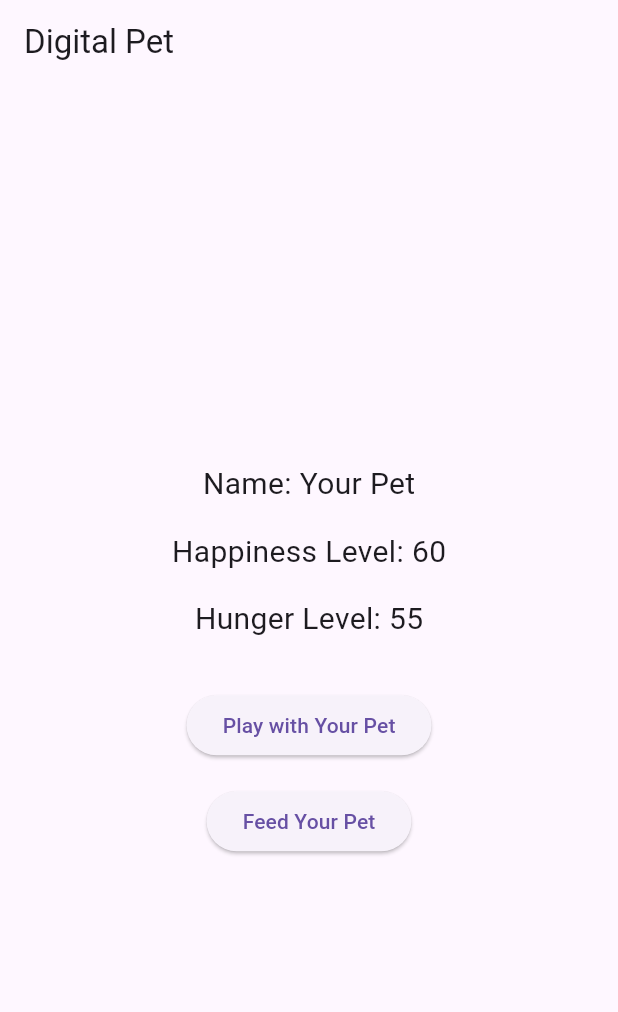
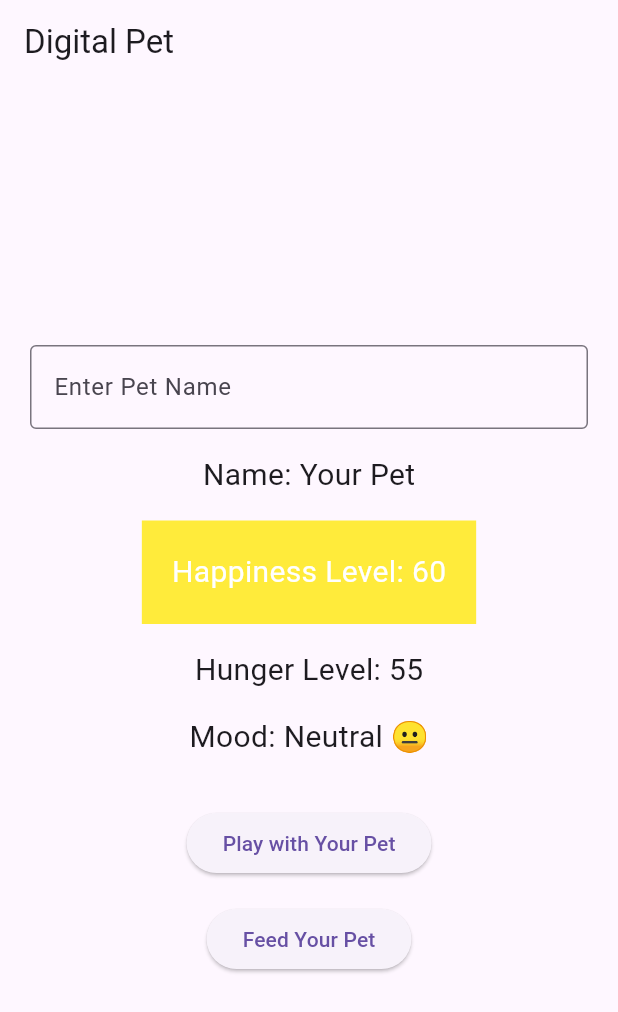
Before and after one commit to eli2k16/coding_challenge, a Flutter app: the screen it shows after launch, after a tap on "Play with Your Pet", on a phone screen of 412 x 824 dp. Shown: the top 1012 px of the screen. Run offline on Flutter 3.47's test engine with Material 3 defaults, Android fonts, the phone set to English and light mode, and no system bars.

Commit message:
New code

```diff
--- a/lib/main.dart
+++ b/lib/main.dart
@@ -1,4 +1,5 @@
 import 'package:flutter/material.dart';
+import 'dart:async';
 
 void main() {
   runApp(MaterialApp(
@@ -15,21 +16,59 @@
   String petName = "Your Pet";
   int happinessLevel = 50;
   int hungerLevel = 50;
+  Timer? _hungerTimer;
+  String _petMood = "Neutral";
+  Color _petColor = Colors.yellow;
+  bool isGameOver = false;
+
+  @override
+  void initState() {
+    super.initState();
+    _startHungerTimer();
+    _updatePetMood(); // Update mood at the start
+  }
+
+  @override
+  void dispose() {
+    _hungerTimer?.cancel(); // Cancel timer when the app is closed
+    super.dispose();
+  }
+
+  // Start a timer that increases hunger every 30 seconds
+  void _startHungerTimer() {
+    _hungerTimer = Timer.periodic(Duration(seconds: 30), (timer) {
+      if (!isGameOver) {
+        setState(() {
+          hungerLevel = (hungerLevel + 5).clamp(0, 100);
+          _updatePetMood();
+          _checkGameOver();
+        });
+      }
+    });
+  }
 
   // Function to increase happiness and update hunger when playing with the pet
   void _playWithPet() {
+    if (!isGameOver) {
       setState(() {
         happinessLevel = (happinessLevel + 10).clamp(0, 100);
         _updateHunger();
+        _updatePetMood();
+        _checkGameOver();
       });
+    }
   }
 
   // Function to decrease hunger and update happiness when feeding the pet
   void _feedPet() {
+    if (!isGameOver) {
       setState(() {
         hungerLevel = (hungerLevel - 10).clamp(0, 100);
         _updateHappiness();
+        _updatePetMood();
+        _checkGameOver();
       });
+    }
   }
 
   // Update happiness based on hunger level
@@ -45,9 +84,66 @@
   void _updateHunger() {
     hungerLevel = (hungerLevel + 5).clamp(0, 100);
     if (hungerLevel >= 100) {
-      hungerLevel = 100;
       happinessLevel = (happinessLevel - 20).clamp(0, 100);
     }
+  }
+
+  // Update pet's mood and color based on happiness level
+  void _updatePetMood() {
+    if (happinessLevel > 70) {
+      _petMood = "Happy 😊";
+      _petColor = Colors.green;
+    } else if (happinessLevel >= 30 && happinessLevel <= 70) {
+      _petMood = "Neutral 😐";
+      _petColor = Colors.yellow;
+    } else {
+      _petMood = "Unhappy 😢";
+      _petColor = Colors.red;
+    }
+  }
+
+  // Check for game over conditions
+  void _checkGameOver() {
+    if (hungerLevel == 100 && happinessLevel <= 10) {
+      setState(() {
+        isGameOver = true;
+        _hungerTimer?.cancel();
+      });
+      _showGameOverDialog();
+    }
+  }
+
+  // Display a game-over dialog
+  void _showGameOverDialog() {
+    showDialog(
+      context: context,
+      builder: (context) => AlertDialog(
+        title: const Text('Game Over'),
+        content: const Text(
+            'Your pet has reached a hunger level of 100 and is very unhappy.'),
+        actions: [
+          TextButton(
+            onPressed: () {
+              Navigator.of(context).pop();
+              setState(() {
+                isGameOver = false;
+                happinessLevel = 50;
+                hungerLevel = 50;
+                _startHungerTimer();
+              });
+            },
+            child: const Text('Restart'),
+          ),
+        ],
+      ),
+    );
+  }
+
+  // Set custom pet name
+  void _setPetName(String name) {
+    setState(() {
+      petName = name;
+    });
   }
 
   @override
@@ -56,38 +152,60 @@
       appBar: AppBar(
         title: const Text('Digital Pet'),
       ),
-      body: Center(
+      body: isGameOver
+          ? Center(child: Text('Game Over', style: TextStyle(fontSize: 30)))
+          : Center(
               child: Column(
                 mainAxisAlignment: MainAxisAlignment.center,
                 children: <Widget>[
-            _buildPetInfoText('Name: $petName'),
+                  // Pet Name Customization
+                  Padding(
+                    padding: const EdgeInsets.symmetric(horizontal: 20.0),
+                    child: TextField(
+                      decoration: InputDecoration(
+                        labelText: 'Enter Pet Name',
+                        border: OutlineInputBorder(),
+                      ),
+                      onSubmitted: _setPetName,
+                    ),
+                  ),
                   const SizedBox(height: 16.0),
-            _buildPetInfoText('Happiness Level: $happinessLevel'),
+                  Text(
+                    'Name: $petName',
+                    style: const TextStyle(fontSize: 20.0),
+                  ),
                   const SizedBox(height: 16.0),
-            _buildPetInfoText('Hunger Level: $hungerLevel'),
+                  Container(
+                    padding: const EdgeInsets.all(20),
+                    color: _petColor,
+                    child: Text(
+                      'Happiness Level: $happinessLevel',
+                      style: const TextStyle(fontSize: 20.0, color: Colors.white),
+                    ),
+                  ),
+                  const SizedBox(height: 16.0),
+                  Text(
+                    'Hunger Level: $hungerLevel',
+                    style: const TextStyle(fontSize: 20.0),
+                  ),
+                  const SizedBox(height: 16.0),
+                  Text(
+                    'Mood: $_petMood',
+                    style: const TextStyle(fontSize: 20.0),
+                  ),
                   const SizedBox(height: 32.0),
-            _buildActionButton('Play with Your Pet', _playWithPet),
+                  ElevatedButton(
+                    onPressed: _playWithPet,
+                    child: const Text('Play with Your Pet'),
+                  ),
                   const SizedBox(height: 16.0),
-            _buildActionButton('Feed Your Pet', _feedPet),
+                  ElevatedButton(
+                    onPressed: _feedPet,
+                    child: const Text('Feed Your Pet'),
+                  ),
                 ],
               ),
             ),
     );
   }
-
-  // Widget to display pet's status info
-  Widget _buildPetInfoText(String text) {
-    return Text(
-      text,
-      style: const TextStyle(fontSize: 20.0),
-    );
 }
-
-  // Widget for action buttons
-  Widget _buildActionButton(String label, VoidCallback onPressed) {
-    return ElevatedButton(
-      onPressed: onPressed,
-      child: Text(label),
-    );
-  }
-}
```
Lines whose indentation alone changed are shown as unchanged.
